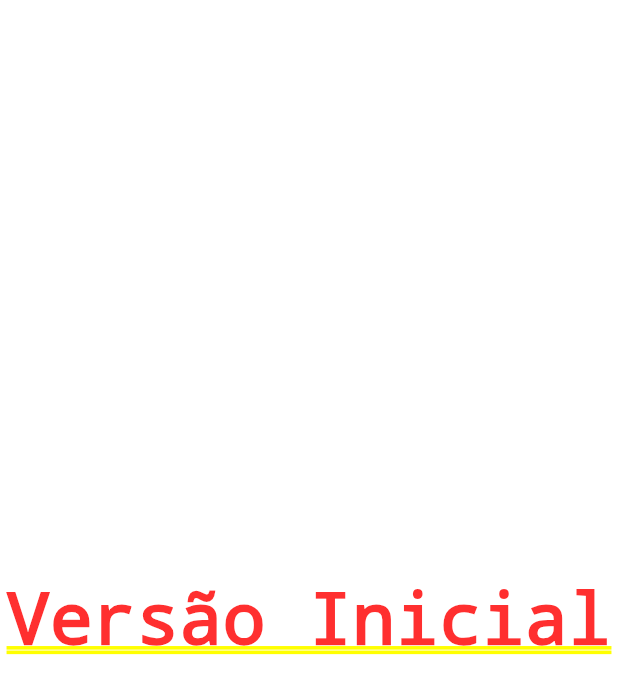
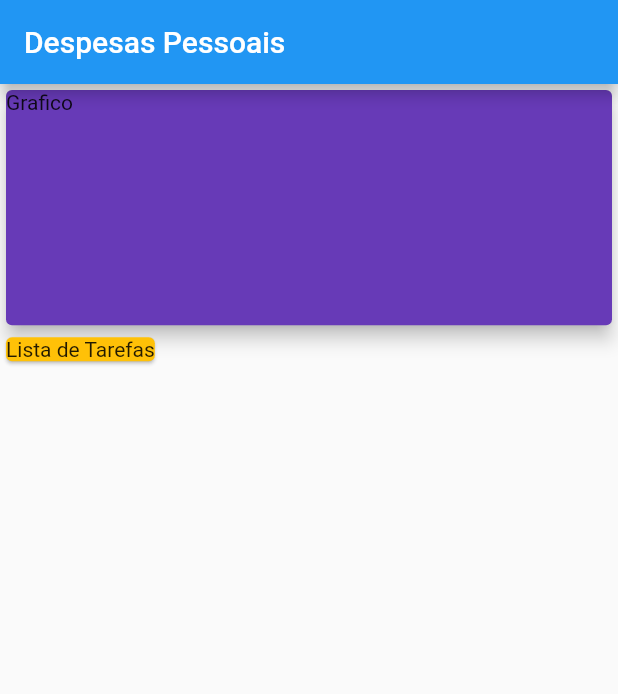
Before and after one commit to fre200tey623/Expenses-App, a Flutter app: the screen it shows after launch, on a phone screen of 412 x 824 dp. Shown: the top 694 px of the screen. Run offline on Flutter 3.47's test engine with Material 2 defaults, Android fonts, the phone set to English and light mode, and no system bars.

Commit message:
Componente Grafico e Card adicionadoo

```diff
--- a/lib/main.dart
+++ b/lib/main.dart
@@ -5,7 +5,6 @@ void main() {
 }
 
 class MyApp extends StatelessWidget {
-
   @override
   Widget build(BuildContext context) {
     return MaterialApp(
@@ -15,9 +14,30 @@ class MyApp extends StatelessWidget {
 }
 
 class MyHomePage extends StatelessWidget {
-
   @override
   Widget build(BuildContext context) {
-    return const Center(child: Text("Versão Inicial"));
+    return Scaffold(
+      appBar: AppBar(
+        title: const Text("Despesas Pessoais"),
+      ),
+      body: Column(
+        crossAxisAlignment: CrossAxisAlignment.start,
+        children: [
+          SizedBox(
+            width: double.infinity,
+            height: MediaQuery.of(context).size.height*0.2,
+            child: const Card(
+              elevation: 5,
+              color: Colors.deepPurple,
+              child: Text("Grafico"),
+            ),
+          ),
+          const Card(
+            color: Colors.amber,
+            child: Text("Lista de Tarefas"),
+          )
+        ],
+      ),
+    );
   }
 }
```
